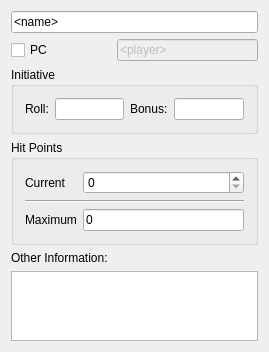
Qt form CombatantWidget.ui (smithbt/EncounterManager) before a commit.
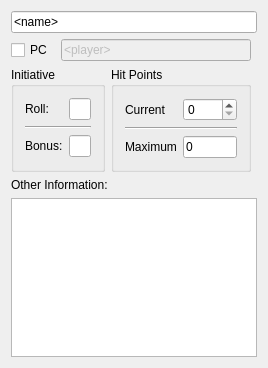
The same form after that commit.

Commit message: Toggled "Show/Hide Info" label.

Patch:
```diff
--- a/CombatantWidget.ui
+++ b/CombatantWidget.ui
@@ -6,15 +6,77 @@
    <rect>
     <x>0</x>
     <y>0</y>
-    <width>269</width>
-    <height>343</height>
+    <width>268</width>
+    <height>368</height>
    </rect>
   </property>
+  <property name="sizePolicy">
+   <sizepolicy hsizetype="Preferred" vsizetype="Preferred">
+    <horstretch>0</horstretch>
+    <verstretch>0</verstretch>
+   </sizepolicy>
+  </property>
   <property name="windowTitle">
    <string>CombatantWidget</string>
   </property>
-  <layout class="QGridLayout" name="gridLayout">
-   <item row="3" column="0" colspan="2">
+  <layout class="QGridLayout" name="gridLayout_2">
+   <item row="1" column="0">
+    <widget class="QCheckBox" name="isPlayerCheckBox">
+     <property name="text">
+      <string>PC</string>
+     </property>
+    </widget>
+   </item>
+   <item row="0" column="0" colspan="4">
+    <widget class="QLineEdit" name="nameEdit">
+     <property name="enabled">
+      <bool>true</bool>
+     </property>
+     <property name="text">
+      <string>&lt;name&gt;</string>
+     </property>
+    </widget>
+   </item>
+   <item row="2" column="0" colspan="2">
+    <widget class="QGroupBox" name="initGroupBox">
+     <property name="title">
+      <string>Initiative</string>
+     </property>
+     <layout class="QFormLayout" name="formLayout_2">
+      <item row="0" column="0">
+       <widget class="QLabel" name="initRollLabel">
+        <property name="text">
+         <string>Roll:</string>
+        </property>
+       </widget>
+      </item>
+      <item row="2" column="0">
+       <widget class="QLabel" name="initBonusLabel">
+        <property name="text">
+         <string>Bonus:</string>
+        </property>
+       </widget>
+      </item>
+      <item row="2" column="1">
+       <widget class="QLineEdit" name="initBonusEdit"/>
+      </item>
+      <item row="1" column="0" colspan="2">
+       <widget class="Line" name="line_2">
+        <property name="orientation">
+         <enum>Qt::Horizontal</enum>
+        </property>
+       </widget>
+      </item>
+      <item row="0" column="1">
+       <widget class="QLineEdit" name="initRollEdit"/>
+      </item>
+     </layout>
+    </widget>
+   </item>
+   <item row="4" column="0" colspan="4">
+    <widget class="QTextEdit" name="otherInfoEdit"/>
+   </item>
+   <item row="2" column="2">
     <widget class="QGroupBox" name="hpGroupBox">
      <property name="title">
       <string>Hit Points</string>
@@ -63,10 +125,7 @@
      </layout>
     </widget>
    </item>
-   <item row="5" column="0" colspan="2">
-    <widget class="QTextEdit" name="otherInfoEdit"/>
-   </item>
-   <item row="1" column="1">
+   <item row="1" column="1" colspan="2">
     <widget class="QLineEdit" name="playerEdit">
      <property name="enabled">
       <bool>false</bool>
@@ -76,14 +135,7 @@
      </property>
     </widget>
    </item>
-   <item row="1" column="0">
-    <widget class="QCheckBox" name="isPlayerCheckBox">
-     <property name="text">
-      <string>PC</string>
-     </property>
-    </widget>
-   </item>
-   <item row="4" column="0">
+   <item row="3" column="0" colspan="3">
     <widget class="QLabel" name="otherInfoLabel">
      <property name="text">
       <string>Other Information: </string>
@@ -93,45 +145,6 @@
      </property>
     </widget>
    </item>
-   <item row="0" column="0" colspan="2">
-    <widget class="QLineEdit" name="nameEdit">
-     <property name="enabled">
-      <bool>true</bool>
-     </property>
-     <property name="text">
-      <string>&lt;name&gt;</string>
-     </property>
-    </widget>
-   </item>
-   <item row="2" column="0" colspan="2">
-    <widget class="QGroupBox" name="initGroupBox">
-     <property name="title">
-      <string>Initiative</string>
-     </property>
-     <layout class="QGridLayout" name="gridLayout_2">
-      <item row="0" column="0">
-       <widget class="QLabel" name="initRollLabel">
-        <property name="text">
-         <string>Roll:</string>
-        </property>
-       </widget>
-      </item>
-      <item row="0" column="2">
-       <widget class="QLabel" name="initBonusLabel">
-        <property name="text">
-         <string>Bonus:</string>
-        </property>
-       </widget>
-      </item>
-      <item row="0" column="1">
-       <widget class="QLineEdit" name="initRollEdit"/>
-      </item>
-      <item row="0" column="3">
-       <widget class="QLineEdit" name="initBonusEdit"/>
-      </item>
-     </layout>
-    </widget>
-   </item>
   </layout>
  </widget>
  <layoutdefault spacing="6" margin="11"/>
```
Left out of the diff: 14 changed lines with no effect on the pictures. The commit also changes 4 other files.
